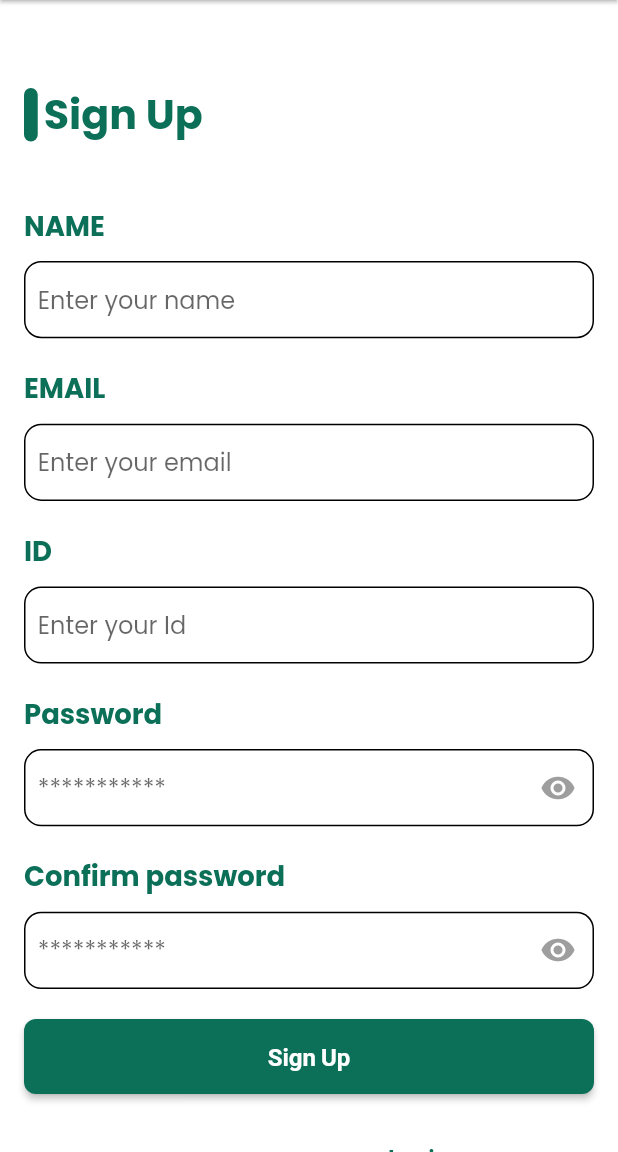
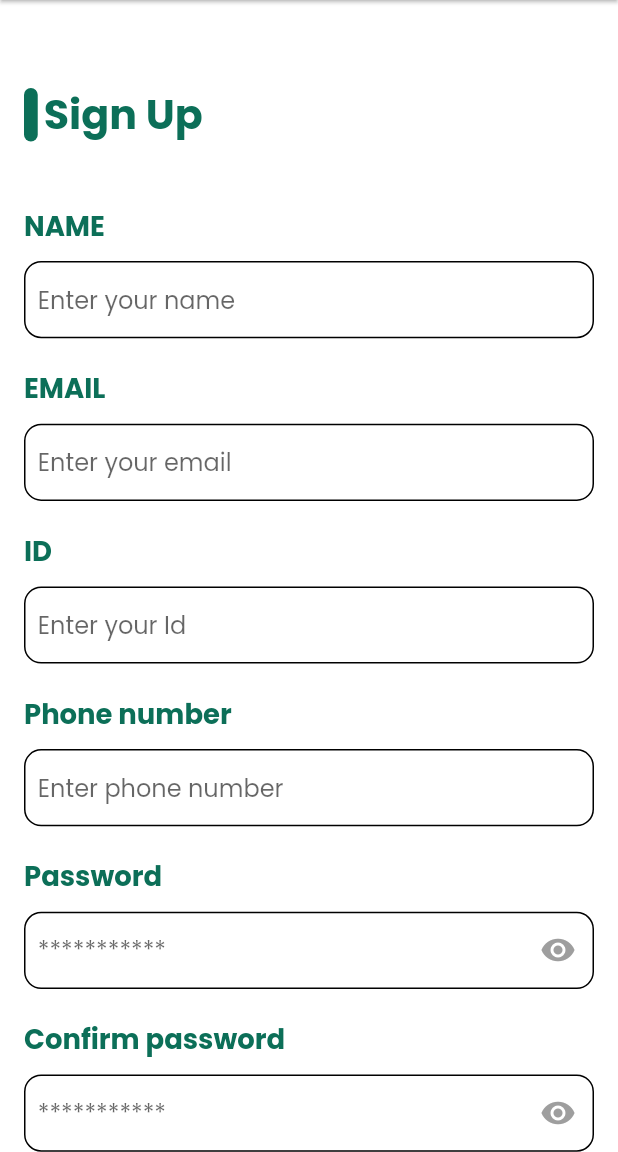
Before and after one commit to 0Ahmad0/Lifleta, a Flutter app: the SignUpPage screen opened by its route, on a phone screen of 412 x 824 dp, the part 84-1236 px from its top. Run offline on Flutter 3.47's test engine with Material 2 defaults, Android fonts, the phone set to English and light mode, and no system bars; our stand-ins replace animate_do, cached_network_image, carousel_slider, cloud_firestore, easy_localization, file_picker and 16 more; missing offline and left inert: flutter_osm_plugin; accounts and stored records are empty.

Commit message:
add profile

```diff
--- a/assets/translations/ar.json
+++ b/assets/translations/ar.json
@@ -39,6 +39,8 @@
     "id": "الرقم التعريفي",
     "enter_id": "أدخل الرقم التعريفي",
     "password": "كلمة المرور",
+    "phone": "رقم الهاتف",
+    "enter_phone": "أدخل رقم الهاتف",
     "enter_Password": "***********",
     "confirm_password": "تأكيد كلمة المرور",
     "have_account": "هل لديك حساب؟ ",
--- a/assets/translations/en.json
+++ b/assets/translations/en.json
@@ -39,6 +39,8 @@
     "id": "ID",
     "enter_id": "Enter your Id",
     "password": "Password",
+    "phone": "Phone number",
+    "enter_phone": "Enter phone number",
     "enter_Password": "***********",
     "confirm_password": "Confirm password",
     "have_account": "Are you have account? ",
--- a/lib/src/features/auth/presentation/pages/sign_up_page.dart
+++ b/lib/src/features/auth/presentation/pages/sign_up_page.dart
@@ -24,6 +24,7 @@ class _SignUpPageState extends State<SignUpPage> {
   final nameController = TextEditingController();
   final idController = TextEditingController();
   final emailController = TextEditingController();
+  final phoneController = TextEditingController();
   final passwordController = TextEditingController();
   final confirmPasswordController = TextEditingController();
   final _formKey = GlobalKey<FormState>();
@@ -42,6 +43,7 @@ class _SignUpPageState extends State<SignUpPage> {
     passwordController.dispose();
     confirmPasswordController.dispose();
     emailController.dispose();
+    phoneController.dispose();
     super.dispose();
   }
 
@@ -126,6 +128,19 @@ class _SignUpPageState extends State<SignUpPage> {
                   controller: idController,
                   hintText: tr(LocaleKeys.signup_enter_id),
                   iconData: Icons.credit_card_sharp,
+                ),
+              ),
+            ),
+            const SizedBox(
+              height: AppSize.s20,
+            ),
+            FadeInLeft(
+              child: TextFieldWithTitle(
+                title: tr(LocaleKeys.signup_phone),
+                child: TextFiledApp(
+                  controller: phoneController,
+                  hintText: tr(LocaleKeys.signup_enter_phone),
+                  iconData: Icons.phone_android_outlined,
                 ),
               ),
             ),
```
Also changed, not shown: lib/translations/codegen_loader.g.dart, lib/translations/locale_keys.g.dart.
